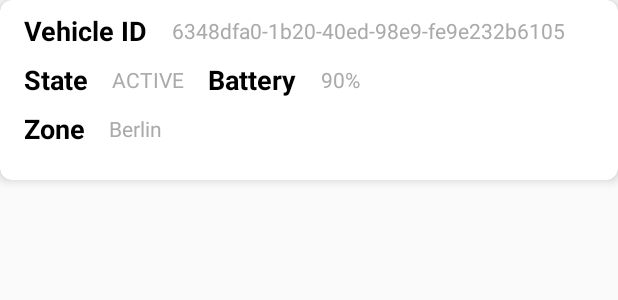
After one commit to minaShaker2p/vechiles-finder-app, an Android app: the layout item_vehicle.xml on its own in the app's theme, with its tools: preview values and no code run, on a phone screen of 412 x 824 dp. The commit adds this screen. Shown: the top 300 px of the screen. Run offline under Robolectric (Android 15) with nearby library versions, the phone set to English and light mode, and no system bars.

Commit message:
add item vehicle

```diff
--- a/app/src/main/java/com/rezkalla/vehiclesfinder/ui/MapFragment.kt
+++ b/app/src/main/java/com/rezkalla/vehiclesfinder/ui/MapFragment.kt
@@ -18,6 +18,7 @@ import com.google.android.gms.maps.model.LatLng
 import com.google.android.gms.maps.model.MarkerOptions
 import com.rezkalla.vehiclesfinder.R
 import com.rezkalla.vehiclesfinder.model.Status
+import com.rezkalla.vehiclesfinder.model.Vehicle
 import com.rezkalla.vehiclesfinder.utils.ViewModelFactory
 import dagger.android.support.AndroidSupportInjection
 import javax.inject.Inject
@@ -52,9 +53,7 @@ class MapFragment : Fragment(), OnMapReadyCallback {
         viewModel.vehiclesLiveData.observe(requireActivity(), Observer { results ->
             when (results.status) {
                 Status.SUCCESS -> {
-                    addVehicles(results.data?.map {
-                        LatLng(it.latitude, it.longitude)
-                    })
+                    addVehicles(results.data)
                 }
                 Status.ERROR -> {
                     Toast.makeText(requireActivity(), results.message, Toast.LENGTH_LONG).show()
@@ -74,19 +73,19 @@ class MapFragment : Fragment(), OnMapReadyCallback {
         map = googleMap
     }
 
-    private fun addVehicles(vehicleLatLng: List<LatLng>?) {
+    private fun addVehicles(vehicles: List<Vehicle>?) {
         map?.let { googleMap ->
-            vehicleLatLng?.forEach { latlng ->
+            vehicles?.forEach { vehicle ->
+                val latlng = LatLng(vehicle.longitude, vehicle.longitude)
                 googleMap.apply {
                     addMarker(
                         MarkerOptions()
                             .position(latlng)
+                            .title(vehicle.state)
                     )
                     googleMap.moveCamera(CameraUpdateFactory.newLatLngZoom(latlng, 6f))
                 }
             }
         }
     }
-
-
 }
--- a/app/src/main/res/layout/fragment_list.xml
+++ b/app/src/main/res/layout/fragment_list.xml
@@ -2,15 +2,18 @@
 <androidx.constraintlayout.widget.ConstraintLayout xmlns:android="http://schemas.android.com/apk/res/android"
     xmlns:app="http://schemas.android.com/apk/res-auto"
     android:layout_width="match_parent"
-    android:layout_height="match_parent">
+    android:layout_height="match_parent"
+    xmlns:tools="http://schemas.android.com/tools">
 
     <androidx.recyclerview.widget.RecyclerView
         android:id="@+id/rclVehicles"
         android:layout_width="match_parent"
         android:layout_height="match_parent"
+        android:layout_margin="8dp"
         app:layout_constraintBottom_toBottomOf="parent"
         app:layout_constraintEnd_toEndOf="parent"
         app:layout_constraintStart_toStartOf="parent"
-        app:layout_constraintTop_toTopOf="parent" />
+        app:layout_constraintTop_toTopOf="parent"
+        tools:listitem="@layout/item_vehicle"/>
 
 </androidx.constraintlayout.widget.ConstraintLayout>
--- /dev/null
+++ b/app/src/main/res/layout/item_vehicle.xml
@@ -0,0 +1,118 @@
+<?xml version="1.0" encoding="utf-8"?>
+<androidx.cardview.widget.CardView xmlns:android="http://schemas.android.com/apk/res/android"
+    xmlns:app="http://schemas.android.com/apk/res-auto"
+    xmlns:tools="http://schemas.android.com/tools"
+    android:layout_width="match_parent"
+    android:layout_height="wrap_content"
+    app:cardElevation="4dp"
+    app:cardCornerRadius="8dp">
+
+    <androidx.constraintlayout.widget.ConstraintLayout
+        android:layout_width="match_parent"
+        android:layout_height="120dp">
+
+        <TextView
+            android:id="@+id/textView"
+            android:layout_width="wrap_content"
+            android:layout_height="wrap_content"
+            android:layout_marginStart="16dp"
+            android:layout_marginTop="8dp"
+            android:text="@string/vehicle_id"
+            android:textColor="@android:color/black"
+            android:textSize="18sp"
+            android:textStyle="bold"
+            app:layout_constraintStart_toStartOf="parent"
+            app:layout_constraintTop_toTopOf="parent" />
+
+        <TextView
+            android:id="@+id/tvVehicleId"
+            android:layout_width="0dp"
+            android:layout_height="wrap_content"
+            android:layout_marginStart="16dp"
+            android:layout_marginTop="8dp"
+            android:textColor="@android:color/darker_gray"
+            android:textSize="14sp"
+            android:textStyle="normal"
+            app:layout_constraintBottom_toBottomOf="@+id/textView"
+            app:layout_constraintEnd_toEndOf="parent"
+            app:layout_constraintStart_toEndOf="@+id/textView"
+            app:layout_constraintTop_toTopOf="parent"
+            tools:text="6348dfa0-1b20-40ed-98e9-fe9e232b6105" />
+
+        <TextView
+            android:id="@+id/textView3"
+            android:layout_width="wrap_content"
+            android:layout_height="wrap_content"
+            android:layout_marginTop="8dp"
+            android:text="@string/state"
+            android:textColor="@android:color/black"
+            android:textSize="18sp"
+            android:textStyle="bold"
+            app:layout_constraintStart_toStartOf="@+id/textView"
+            app:layout_constraintTop_toBottomOf="@+id/textView" />
+
+        <TextView
+            android:id="@+id/tvState"
+            android:layout_width="wrap_content"
+            android:layout_height="wrap_content"
+            android:layout_marginStart="16dp"
+            android:textColor="@android:color/darker_gray"
+            android:textSize="14sp"
+            android:textStyle="normal"
+            app:layout_constraintBottom_toBottomOf="@+id/textView3"
+            app:layout_constraintStart_toEndOf="@+id/textView3"
+            app:layout_constraintTop_toTopOf="@+id/textView3"
+            tools:text="ACTIVE" />
+
+        <TextView
+            android:id="@+id/textView5"
+            android:layout_width="wrap_content"
+            android:layout_height="wrap_content"
+            android:layout_marginStart="16dp"
+            android:text="@string/battery"
+            android:textColor="@android:color/black"
+            android:textSize="18sp"
+            android:textStyle="bold"
+            app:layout_constraintBottom_toBottomOf="@+id/textView3"
+            app:layout_constraintStart_toEndOf="@+id/tvState"
+            app:layout_constraintTop_toTopOf="@+id/textView3" />
+
+        <TextView
+            android:id="@+id/tvBattery"
+            android:layout_width="wrap_content"
+            android:layout_height="wrap_content"
+            android:layout_marginStart="16dp"
+            android:textColor="@android:color/darker_gray"
+            android:textSize="14sp"
+            android:textStyle="normal"
+            app:layout_constraintBottom_toBottomOf="@+id/textView5"
+            app:layout_constraintStart_toEndOf="@+id/textView5"
+            app:layout_constraintTop_toTopOf="@+id/textView5"
+            tools:text="90%" />
+
+        <TextView
+            android:id="@+id/textView7"
+            android:layout_width="wrap_content"
+            android:layout_height="wrap_content"
+            android:layout_marginTop="8dp"
+            android:text="@string/zone"
+            android:textColor="@android:color/black"
+            android:textSize="18sp"
+            android:textStyle="bold"
+            app:layout_constraintStart_toStartOf="@+id/textView3"
+            app:layout_constraintTop_toBottomOf="@+id/textView3" />
+
+        <TextView
+            android:id="@+id/tvZone"
+            android:layout_width="wrap_content"
+            android:layout_height="wrap_content"
+            android:layout_marginStart="16dp"
+            android:textColor="@android:color/darker_gray"
+            android:textSize="14sp"
+            android:textStyle="normal"
+            app:layout_constraintBottom_toBottomOf="@+id/textView7"
+            app:layout_constraintStart_toEndOf="@+id/textView7"
+            app:layout_constraintTop_toTopOf="@+id/textView7"
+            tools:text="Berlin" />
+    </androidx.constraintlayout.widget.ConstraintLayout>
+</androidx.cardview.widget.CardView>
--- a/app/src/main/res/values/strings.xml
+++ b/app/src/main/res/values/strings.xml
@@ -1,3 +1,7 @@
 <resources>
     <string name="app_name">VehiclesFinder</string>
+    <string name="vehicle_id">Vehicle ID</string>
+    <string name="state">State</string>
+    <string name="battery">Battery</string>
+    <string name="zone">Zone</string>
 </resources>
```
